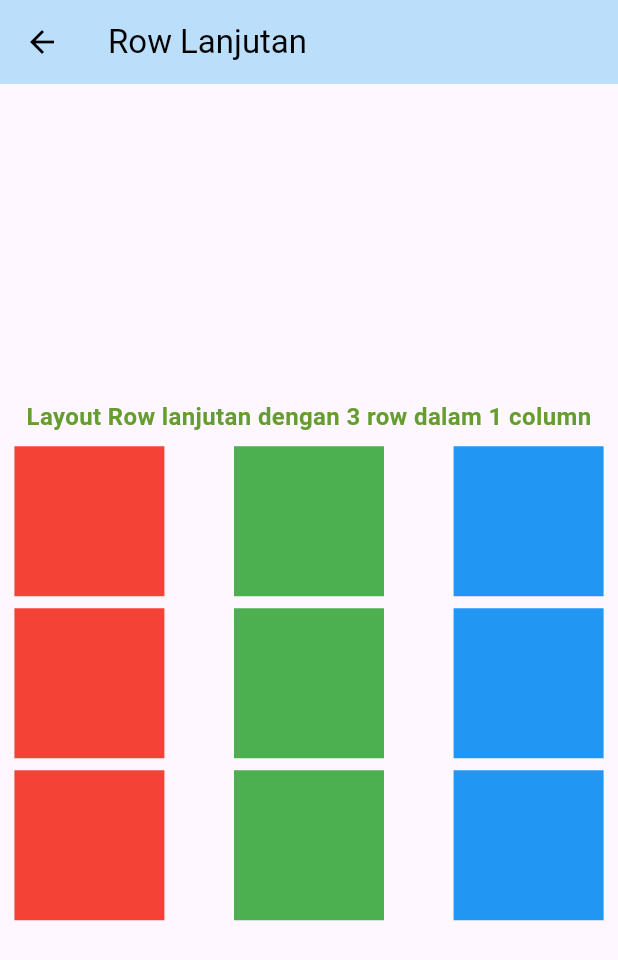
After one commit to Vanasixc/reschoolFlutter, a Flutter app: the LayoutRowLanjutan screen opened directly, on a phone screen of 412 x 824 dp. The commit adds this screen. Shown: the top 960 px of the screen. Run offline on Flutter 3.47's test engine with Material 3 defaults, Android fonts, the phone set to English and light mode, and no system bars.

Commit message:
Day2 menyelesaikan laman layouting

```diff
--- a/lib/app.dart
+++ b/lib/app.dart
@@ -1,4 +1,19 @@
 // fungsi file ini untuk mengexport semua file dart di semua folder di dalam lib. jadi cukup export 'path ke file.dart' saja disini
+
+// function
 export 'package:flutter/material.dart';
+export 'function.dart';
+
+
+// home
+export 'pages/home.dart';
+
+// layout
 export 'pages/layout/layout_column.dart';
-export 'pages/home.dart';
+export 'pages/layout/layout_column_lanjutan.dart';
+export 'pages/layout/layout_row.dart';
+export 'pages/layout/layout_row_lanjutan.dart';
+export 'pages/layout/layout_container.dart';
+export 'pages/layout/layout_stack.dart';
+export 'pages/layout/layout_flexible.dart';
+export 'pages/layout/layout_expansible.dart';
--- /dev/null
+++ b/lib/function.dart
@@ -0,0 +1,65 @@
+// ------------------------------------------ Class ------------------------------------------
+// home
+//class untuk menampung title, icon, dan page mana yang ingin dituju
+import 'app.dart';
+class Pages {
+  final String title;
+  final IconData icon;
+  final Widget page;
+
+  const Pages({required this.title, required this.icon, required this.page});
+}
+
+// ------------------------------------------ Variable ------------------------------------------
+// home
+final List<Pages> pages = [
+  // untuk menambahkan halaman baru, tinggal tambahkan Pages() lagi di bawah. urutan menyesuaikan inisialisasi
+  Pages(
+    title: "Layout Column",
+    icon: Icons.view_column,
+    page: const LayoutColumn()
+  ),
+
+  Pages(
+    title: "Layout Column Lanjutan",
+    icon: Icons.view_column,
+    page: const LayoutColumnLanjutan()
+  ),
+
+  Pages(
+    title: "Layout Row",
+    icon: Icons.view_agenda,
+    page: const LayoutRow(),
+  ),
+
+  Pages(
+    title: "Layout Row Lanjutan",
+    icon: Icons.view_agenda,
+    page: const LayoutRowLanjutan(),
+  ),
+
+  Pages(
+    title: "Layout Container",
+    icon: Icons.crop_square,
+    page: const LayoutContainer()
+  ),
+
+  Pages(
+    title: "Layout Stack",
+    icon: Icons.stacked_bar_chart,
+    page: const LayoutStack()
+  ),
+
+  Pages(
+    title: "Layout Flexible",
+    icon: Icons.view_comfy,
+    page: const LayoutFlexible()
+  ),
+
+  Pages(
+    title: "Layout Expansible",
+    icon: Icons.expand,
+    page: const LayoutExpansible()
+  ),
+
+];
--- /dev/null
+++ b/lib/pages/layout/layout_row_lanjutan.dart
@@ -0,0 +1,74 @@
+import 'package:flutter_1/app.dart';
+
+class LayoutRowLanjutan extends StatelessWidget {
+  const LayoutRowLanjutan({super.key});
+
+  @override
+  Widget build(BuildContext context) {
+    return Scaffold(
+      appBar: AppBar(
+        title: const Text("Row Lanjutan"),
+        backgroundColor: Colors.blue[100],
+        foregroundColor: Colors.black,
+      ),
+      body: Center(
+        child: Column(
+          mainAxisAlignment: MainAxisAlignment.center,
+          crossAxisAlignment: CrossAxisAlignment.center,
+          children: [
+            Padding(
+              padding: EdgeInsets.only(bottom: 8),
+              child: Text(
+                "Layout Row lanjutan dengan 3 row dalam 1 column",
+                textAlign: TextAlign.center,
+                style: TextStyle(
+                  fontSize: 16,
+                  color: Color(0xff669d31),
+                  fontWeight: FontWeight.w700,
+                ),
+              ),
+            ),
+            Column(
+              mainAxisAlignment: MainAxisAlignment.spaceAround,
+              crossAxisAlignment: CrossAxisAlignment.center,
+              children: [
+                Row(
+                  mainAxisAlignment: MainAxisAlignment.spaceAround,
+                  children: [
+                    Container(width: 100, height: 100, color: Colors.red),
+                    SizedBox(width: 8),
+                    Container(width: 100, height: 100, color: Colors.green),
+                    SizedBox(width: 8),
+                    Container(width: 100, height: 100, color: Colors.blue),
+                  ],
+                ),
+                SizedBox(height: 8),
+                Row(
+                  mainAxisAlignment: MainAxisAlignment.spaceAround,
+                  children: [
+                    Container(width: 100, height: 100, color: Colors.red),
+                    SizedBox(width: 8),
+                    Container(width: 100, height: 100, color: Colors.green),
+                    SizedBox(width: 8),
+                    Container(width: 100, height: 100, color: Colors.blue),
+                  ],
+                ),
+                SizedBox(height: 8),
+                Row(
+                  mainAxisAlignment: MainAxisAlignment.spaceAround,
+                  children: [
+                    Container(width: 100, height: 100, color: Colors.red),
+                    SizedBox(width: 8),
+                    Container(width: 100, height: 100, color: Colors.green),
+                    SizedBox(width: 8),
+                    Container(width: 100, height: 100, color: Colors.blue),
+                  ],
+                ),
+              ],
+            ),
+          ],
+        ),
+      ),
+    );
+  }
+}
```
Also changed, not shown: lib/pages/home.dart (+1 -19 lines), lib/pages/layout/layout_column.dart (+16 -4 lines), lib/pages/layout/layout_column_lanjutan.dart (added, +74 -0 lines), lib/pages/layout/layout_container.dart (added, +39 -0 lines), lib/pages/layout/layout_expansible.dart (added, +60 -0 lines), lib/pages/layout/layout_flexible.dart (added, +47 -0 lines), lib/pages/layout/layout_row.dart (added, +47 -0 lines), lib/pages/layout/layout_stack.dart (added, +43 -0 lines), 1 other file.
